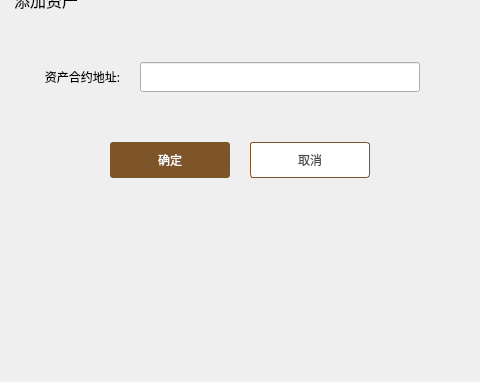
The window that dialog/addtokendialog.ui (cdcchain/cdc-wallet-qt) describes before a commit, drawn with Qt 5; both pictures show x 240 to 720 and y 198 to 580 of the 960 by 580 pixel window.
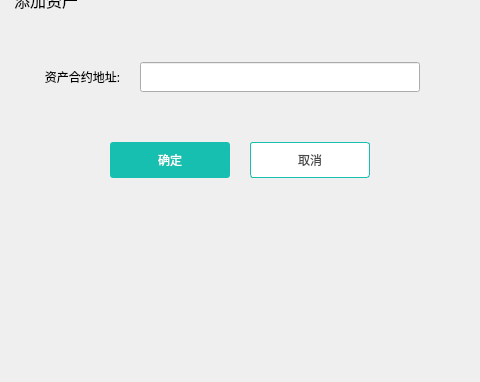
The same window after the commit.

Commit message: Use macro to define all button color

Diff of the .ui file:
```diff
--- a/dialog/addtokendialog.ui
+++ b/dialog/addtokendialog.ui
@@ -105,8 +105,8 @@
       <enum>Qt::NoFocus</enum>
      </property>
      <property name="styleSheet">
-      <string notr="true">QToolButton{background-color:#ffffff;color:#484848;border:1px solid rgb(125,85,40);border-radius:3px;}
-QToolButton:hover{color:rgb(125,85,40);}</string>
+      <string notr="true">QToolButton{background-color:#ffffff;color:#484848;border:1px solid rgb(22,191,175);border-radius:3px;}
+QToolButton:hover{color:rgb(22,191,175);}</string>
      </property>
      <property name="text">
       <string>取消</string>
@@ -133,8 +133,8 @@
       <enum>Qt::NoFocus</enum>
      </property>
      <property name="styleSheet">
-      <string notr="true">QToolButton{background-color:rgb(125,85,40);color:#ffffff;border:none;border-radius:3px;}
-QToolButton:hover{background-color:rgb(185,150,85);}
+      <string notr="true">QToolButton{background-color:rgb(22,191,175);color:#ffffff;border:none;border-radius:3px;}
+QToolButton:hover{background-color:rgb(22,191,175);}
 </string>
      </property>
      <property name="text">
```
The commit also changes 28 other files.
